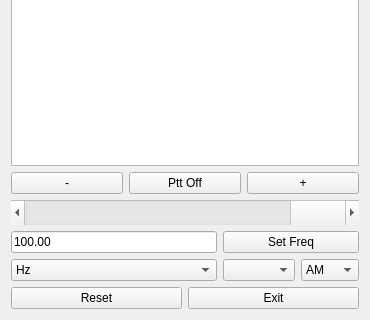
Qt form HackRfRemote/mainwindow.ui (takyonxxx/HackRfRemoteControl) before a commit; both pictures show x 0 to 370 and y 197 to 517 of the 370 by 517 pixel window.
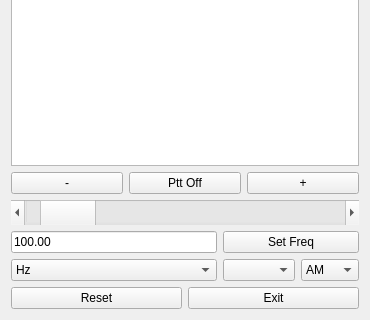
The same form after that commit. Custom widgets are drawn as their Qt base class.

Diff of the .ui file:
```diff
--- a/HackRfRemote/mainwindow.ui
+++ b/HackRfRemote/mainwindow.ui
@@ -151,7 +151,7 @@
            <number>50</number>
           </property>
           <property name="value">
-           <number>50</number>
+           <number>4</number>
           </property>
           <property name="orientation">
            <enum>Qt::Horizontal</enum>
```
